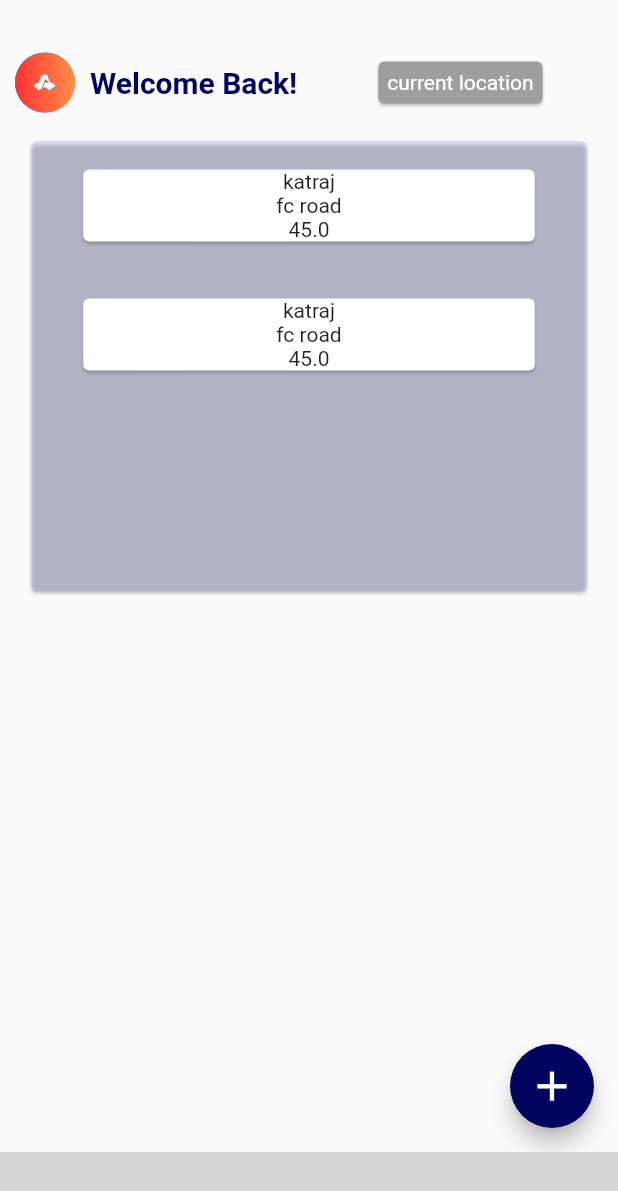
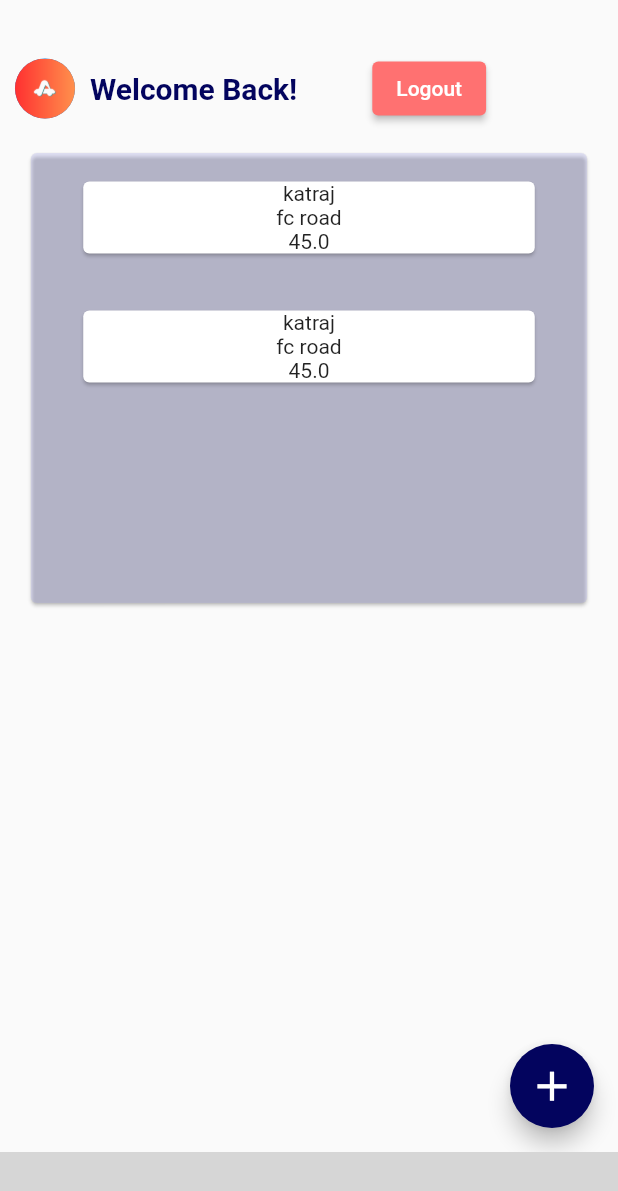
Before and after one commit to shxntanu/AutoInsight, a Flutter app: the HomeScreen screen opened directly, on a phone screen of 412 x 824 dp. Shown: the top 1191 px of the screen. Run offline on Flutter 3.47's test engine with Material 2 defaults, Android fonts, the phone set to English and light mode, and no system bars; our stand-ins replace camera, chewie, cloud_firestore, firebase_auth, firebase_core, firebase_storage and 5 more; missing offline and left inert: circle_bottom_navigation_bar; accounts and stored records are empty; Roboto replaces fonts that are missing (San Francisco); grey boxes are pictures that could not be loaded.

Commit message:
Added a testing screen to test car app

```diff
--- a/autoinsight/lib/screens/dashboard/homescreen.dart
+++ b/autoinsight/lib/screens/dashboard/homescreen.dart
@@ -1,9 +1,9 @@
 import 'package:autoinsight/controllers/trip_controller.dart';
 import 'package:autoinsight/screens/navigationbarScreens/alert_screen.dart';
+import 'package:autoinsight/screens/onboarding/login_page/login_page.dart';
 import 'package:autoinsight/screens/videolist_screen/list_page.dart';
+import 'package:autoinsight/utils/colors.dart';
 import 'package:flutter/material.dart';
-//import 'package:animated_bottom_navigation_bar/animated_bottom_navigation_bar.dart';
-// import 'package:floating_bottom_navigation_bar/floating_bottom_navigation_bar.dart';
 import 'package:circle_bottom_navigation_bar/circle_bottom_navigation_bar.dart';
 import 'package:circle_bottom_navigation_bar/widgets/tab_data.dart';
 import 'package:get/get.dart';
@@ -11,6 +11,7 @@ import 'package:shared_preferences/shared_preferences.dart';
 
 import '../../models/previoustrip.dart';
 import '../navigationbarScreens/profile_page.dart';
+import '../navigationbarScreens/history.dart';
 
 final tripCtr = Get.put(tripController());
 
@@ -58,6 +59,9 @@ class _HomeScreenState extends State<HomeScreen> {
           title: 'History',
           fontSize: 12,
           fontWeight: FontWeight.bold,
+          onClick: () {
+            Get.to(CarTest());
+          },
         ),
         TabData(
           icon: Icons.warning,
@@ -66,7 +70,7 @@ class _HomeScreenState extends State<HomeScreen> {
           fontSize: 12,
           fontWeight: FontWeight.bold,
           onClick: (){
-              Get.to(AlertScreen());
+              Get.to(const AlertScreen());
             },
         ),
       ];
@@ -105,39 +109,38 @@ class _HomeScreenState extends State<HomeScreen> {
           const SizedBox(
             height: 35,
           ),
-          Row(children: const <Widget>[
-            SizedBox(
+          Row(children: <Widget>[
+            const SizedBox(
               width: 10,
             ),
-            CircleAvatar(
+            const CircleAvatar(
               radius: 20,
               backgroundImage: AssetImage(
                 'images/autoinsight.png'
               ),
             ),
-            SizedBox(
+            const SizedBox(
               width: 10,
             ),
-            Text(
+            const Text(
               'Welcome Back!',
               style: TextStyle(
                   color: Color(0xFF03045E),
                   fontSize: 20,
                   fontWeight: FontWeight.bold),
             ),
-            SizedBox(
+            const SizedBox(
               width: 50,
             ),
-            Card(
-              color: Colors.grey,
-              child: Padding(
-                padding: EdgeInsets.all(6.0),
-                child: Text(
-                  'current location',
-                  style: TextStyle(color: Color(0xFFFFFFFF)),
+            ElevatedButton(
+                style: ElevatedButton.styleFrom(
+                  backgroundColor: accentOrange,
                 ),
-              ),
-            ),
+              onPressed: () async {
+              final SharedPreferences prefs = await SharedPreferences.getInstance();
+              await prefs.clear();
+              Get.offAll(LoginPage());
+            }, child: const Text("Logout")),
           ]),
           Column(children: <Widget>[
             Padding(
```
Also changed, not shown: autoinsight/lib/screens/navigationbarScreens/history.dart (added, +71 -0 lines).
